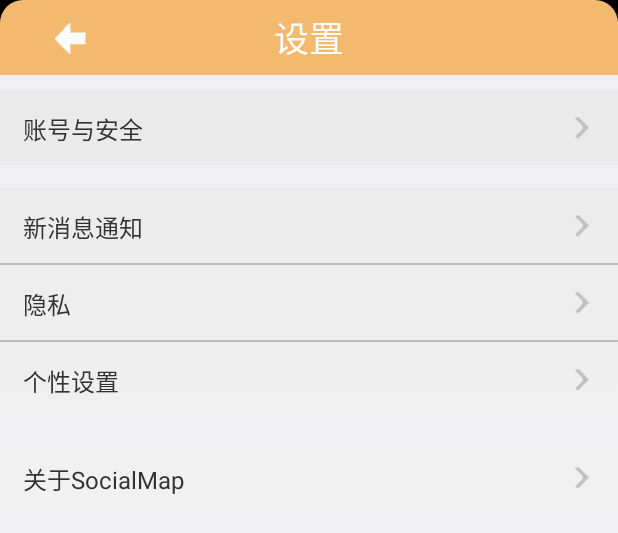
After one commit to social-map-team/socialmap-client, an Android app: the layout my_setting.xml on its own in the app's theme, with its tools: preview values and no code run, on a phone screen of 412 x 824 dp. The commit adds this screen. Shown: the top 533 px of the screen. Run offline under Robolectric (Android 15) with nearby library versions, the phone set to English and light mode, and no system bars.

Commit message:
2014.4.23  新增我的信息中的设置界面

```diff
--- a/client/src/main/AndroidManifest.xml
+++ b/client/src/main/AndroidManifest.xml
@@ -73,6 +73,9 @@
             android:name=".NewMessageActivity"
             android:label="@string/app_name"/>
         <activity
+            android:name=".MySetting"
+            android:label="@string/app_name"/>
+        <activity
             android:name=".SettingsActivity"
             android:label="@string/activity_settings_label" />
         <activity android:name=".login.LoginActivity">
--- /dev/null
+++ b/client/src/main/java/com/socialmap/android/client/MySetting.java
@@ -0,0 +1,9 @@
+package com.socialmap.android.client;
+
+import android.app.Activity;
+
+/**
+ * Created by Administrator on 2014/4/23 0023.
+ */
+public class MySetting extends Activity {
+}
--- a/client/src/main/res/layout/friend_list.xml
+++ b/client/src/main/res/layout/friend_list.xml
@@ -30,7 +30,7 @@
             android:layout_width="0dp"
             android:layout_height="45dp"
             android:layout_weight="1"
-            android:src="@drawable/question_selector"
+            android:src="@drawable/ic_add"
             android:background="@color/transparent"
             />
 
--- /dev/null
+++ b/client/src/main/res/layout/my_setting.xml
@@ -0,0 +1,174 @@
+<?xml version="1.0" encoding="utf-8"?>
+    <LinearLayout xmlns:android="http://schemas.android.com/apk/res/android"
+        android:orientation="vertical"
+    android:layout_width="match_parent"
+        android:layout_height="match_parent">
+        <LinearLayout
+            android:layout_width="match_parent"
+            android:layout_height="50dp"
+            android:orientation="horizontal"
+            android:background="@drawable/header_bg">
+    <!--返回到我的信息界面-->
+            <ImageButton
+                android:layout_width="0dp"
+                android:layout_height="50dp"
+                android:layout_weight="1"
+                android:src="@drawable/btn_selector"
+                android:background="#00000000"
+                android:id="@+id/back_btn_my_setting" />
+
+            <TextView
+                android:layout_width="225dp"
+                android:layout_height="50dp"
+                android:gravity="center"
+                android:text="设置"
+                android:textSize="23sp"
+                android:textColor="@color/register_title_text" />
+
+            <ImageButton
+                android:layout_width="0dp"
+                android:layout_height="45dp"
+                android:layout_weight="1"
+                android:background="@color/transparent"
+
+                />
+
+        </LinearLayout>
+      <LinearLayout
+            android:layout_width="match_parent"
+            android:layout_height="match_parent"
+            android:orientation="vertical">
+          <ImageView
+              android:layout_width="fill_parent"
+              android:layout_height="10dp"
+              android:background="#fff0f0f2" />
+    <LinearLayout
+    android:layout_width="match_parent"
+    android:layout_height="wrap_content"
+        android:orientation="horizontal">
+
+        <TextView
+            android:layout_width="0dp"
+            android:layout_height="50dp"
+            android:layout_weight="15"
+            android:paddingLeft="15dp"
+            android:paddingTop="14dp"
+            android:text="账号与安全"
+            android:textSize="16sp"
+            android:background="#00000000" />
+
+        <ImageView
+            android:id="@+id/my_setting_a_1"
+            android:layout_width="0dp"
+            android:layout_height="50dp"
+            android:layout_weight="2"
+            android:src="@drawable/ic_my_setting_a"
+            android:background="#00000000"/>
+        </LinearLayout>
+          <ImageView
+              android:layout_width="fill_parent"
+              android:layout_height="15dp"
+              android:background="#fff0f0f2" />
+        <LinearLayout
+            android:layout_width="match_parent"
+            android:layout_height="wrap_content">
+            <TextView
+                android:layout_width="0dp"
+                android:layout_height="50dp"
+                android:layout_weight="15"
+                android:paddingLeft="15dp"
+                android:paddingTop="14dp"
+                android:text="新消息通知"
+                android:textSize="16sp"
+                android:background="#00000000" />
+
+            <ImageView
+                android:id="@+id/my_setting_a_2"
+                android:layout_width="0dp"
+                android:layout_height="50dp"
+                android:layout_weight="2"
+                android:src="@drawable/ic_my_setting_a"
+                android:background="#00000000"/>
+
+            </LinearLayout>
+          <ImageView
+              android:layout_width="fill_parent"
+              android:layout_height="1dp"
+              android:background="#ffbbbbbd" />
+          <LinearLayout
+              android:layout_width="match_parent"
+              android:layout_height="wrap_content">
+              <TextView
+                  android:layout_width="0dp"
+                  android:layout_height="50dp"
+                  android:layout_weight="15"
+                  android:paddingLeft="15dp"
+                  android:paddingTop="14dp"
+                  android:text="隐私"
+                  android:textSize="16sp"
+                  android:background="#00000000" />
+
+              <ImageView
+                  android:id="@+id/my_setting_a_3"
+                  android:layout_width="0dp"
+                  android:layout_height="50dp"
+                  android:layout_weight="2"
+                  android:src="@drawable/ic_my_setting_a"
+                  android:background="#00000000"/>
+              </LinearLayout>
+          <ImageView
+              android:layout_width="fill_parent"
+              android:layout_height="1dp"
+              android:background="#ffbbbbbd" />
+          <LinearLayout
+              android:layout_width="match_parent"
+              android:layout_height="wrap_content">
+              <TextView
+                  android:layout_width="0dp"
+                  android:layout_height="50dp"
+                  android:layout_weight="15"
+                  android:paddingLeft="15dp"
+                  android:paddingTop="14dp"
+                  android:text="个性设置"
+                  android:textSize="16sp"
+                  android:background="#00000000" />
+
+              <ImageView
+                  android:id="@+id/my_setting_a_4"
+                  android:layout_width="0dp"
+                  android:layout_height="50dp"
+                  android:layout_weight="2"
+                  android:src="@drawable/ic_my_setting_a"
+                  android:background="#00000000"/>
+              </LinearLayout>
+          <ImageView
+              android:layout_width="fill_parent"
+              android:layout_height="15dp"
+              android:background="#fff0f0f2" />
+          <LinearLayout
+              android:layout_width="match_parent"
+              android:layout_height="wrap_content">
+              <TextView
+                  android:layout_width="0dp"
+                  android:layout_height="50dp"
+                  android:layout_weight="15"
+                  android:paddingLeft="15dp"
+                  android:paddingTop="14dp"
+                  android:text="关于SocialMap"
+                  android:textSize="16sp"
+                  android:background="#00000000" />
+
+              <ImageView
+                  android:id="@+id/my_setting_a_5"
+                  android:layout_width="0dp"
+                  android:layout_height="50dp"
+                  android:layout_weight="2"
+                  android:src="@drawable/ic_my_setting_a"
+                  android:background="#00000000"/>
+              </LinearLayout>
+          <ImageView
+              android:layout_width="fill_parent"
+              android:layout_height="match_parent"
+              android:background="#fff0f0f2" />
+      </LinearLayout>
+</LinearLayout>
--- a/client/src/main/res/layout/my_team.xml
+++ b/client/src/main/res/layout/my_team.xml
@@ -29,7 +29,7 @@
             android:layout_width="0dp"
             android:layout_height="45dp"
             android:layout_weight="1"
-            android:src="@drawable/question_selector"
+            android:src="@drawable/ic_add"
             android:background="@color/transparent"
             />
 
```
Also changed, not shown: client/src/main/res/drawable-hdpi/ic_add.png (added), client/src/main/res/drawable-hdpi/ic_my_setting_a.png (added).
